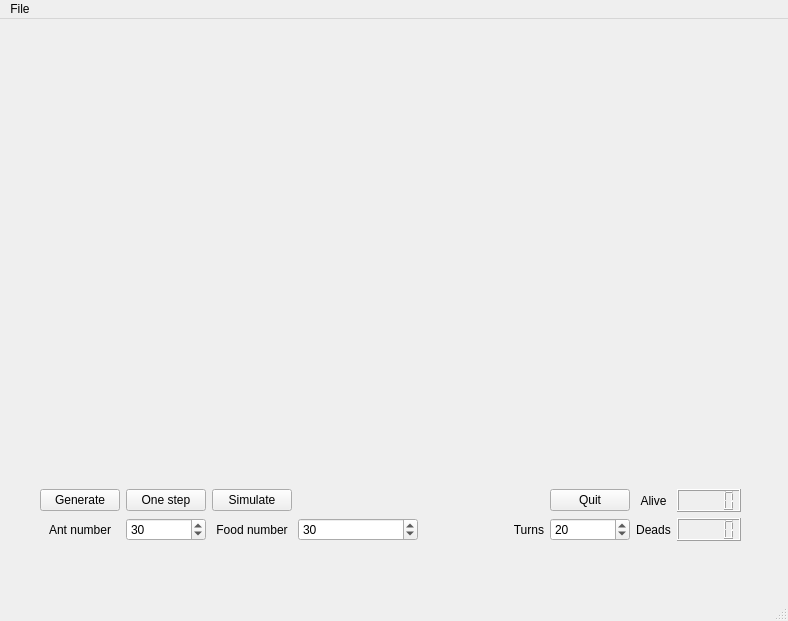
First picture: the form in interface.ui, repository QuentinVintras/ANT_Project, before the edit.
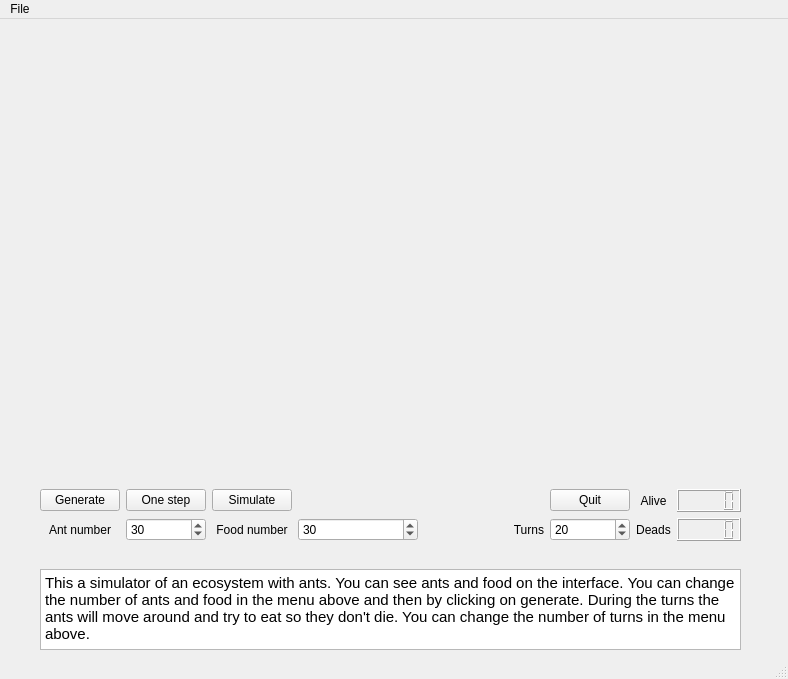
Second picture: the form after the edit.

What changed in the file:
```diff
--- a/interface.ui
+++ b/interface.ui
@@ -7,7 +7,7 @@
     <x>0</x>
     <y>0</y>
     <width>788</width>
-    <height>621</height>
+    <height>679</height>
    </rect>
   </property>
   <property name="windowTitle">
@@ -233,6 +233,23 @@
      </item>
     </layout>
    </widget>
+   <widget class="QTextBrowser" name="textBrowser">
+    <property name="geometry">
+     <rect>
+      <x>40</x>
+      <y>550</y>
+      <width>701</width>
+      <height>81</height>
+     </rect>
+    </property>
+    <property name="html">
+     <string>&lt;!DOCTYPE HTML PUBLIC &quot;-//W3C//DTD HTML 4.0//EN&quot; &quot;http://www.w3.org/TR/REC-html40/strict.dtd&quot;&gt;
+&lt;html&gt;&lt;head&gt;&lt;meta name=&quot;qrichtext&quot; content=&quot;1&quot; /&gt;&lt;style type=&quot;text/css&quot;&gt;
+p, li { white-space: pre-wrap; }
+&lt;/style&gt;&lt;/head&gt;&lt;body style=&quot; font-family:'Ubuntu'; font-size:11pt; font-weight:400; font-style:normal;&quot;&gt;
+&lt;p style=&quot; margin-top:0px; margin-bottom:0px; margin-left:0px; margin-right:0px; -qt-block-indent:0; text-indent:0px;&quot;&gt;This a simulator of an ecosystem with ants. You can see ants and food on the interface. You can change the number of ants and food in the menu above and then by clicking on generate. During the turns the ants will move around and try to eat so they don't die. You can change the number of turns in the menu above.&lt;/p&gt;&lt;/body&gt;&lt;/html&gt;</string>
+    </property>
+   </widget>
   </widget>
   <widget class="QMenuBar" name="menubar">
    <property name="geometry">
```
Left out of the diff: 2 changed lines with no effect on the pictures.
